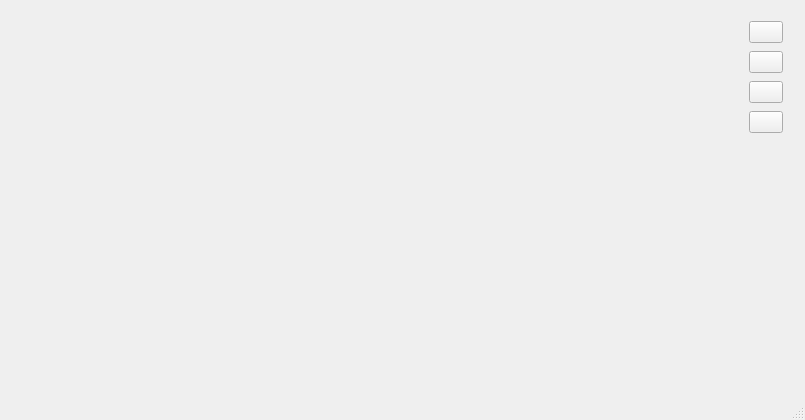
The window that ui/resultView2.ui (FireboyWatergirls/RasterAnalysis) describes before a commit, drawn with Qt 5.
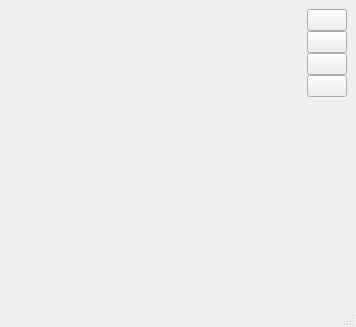
The same window after the commit. Icons and pictures are not drawn.

```diff
--- a/ui/resultView2.ui
+++ b/ui/resultView2.ui
@@ -6,8 +6,8 @@
    <rect>
     <x>0</x>
     <y>0</y>
-    <width>805</width>
-    <height>420</height>
+    <width>356</width>
+    <height>327</height>
    </rect>
   </property>
   <property name="windowTitle">
@@ -16,20 +16,15 @@
   <widget class="QWidget" name="centralwidget">
    <layout class="QHBoxLayout" name="horizontalLayout">
     <item>
-     <widget class="QWidget" name="mapWidget" native="true">
-      <widget class="QWidget" name="">
-       <property name="geometry">
-        <rect>
-         <x>740</x>
-         <y>10</y>
-         <width>34</width>
-         <height>116</height>
-        </rect>
-       </property>
+     <layout class="QGridLayout" name="gridLayout" rowstretch="0" columnstretch="5,0">
+      <property name="verticalSpacing">
+       <number>10</number>
+      </property>
+      <item row="0" column="0">
+       <widget class="QWidget" name="mapWidget" native="true"/>
+      </item>
+      <item row="0" column="1">
        <layout class="QVBoxLayout" name="verticalLayout">
-        <property name="rightMargin">
-         <number>0</number>
-        </property>
         <item>
          <widget class="QPushButton" name="actionzoom_in">
           <property name="text">
@@ -74,9 +69,16 @@
           </property>
          </widget>
         </item>
+        <item>
+         <widget class="QLabel" name="label">
+          <property name="text">
+           <string/>
+          </property>
+         </widget>
+        </item>
        </layout>
-      </widget>
-     </widget>
+      </item>
+     </layout>
     </item>
    </layout>
   </widget>
@@ -85,7 +87,7 @@
     <rect>
      <x>0</x>
      <y>0</y>
-     <width>805</width>
+     <width>356</width>
      <height>23</height>
     </rect>
    </property>
```
